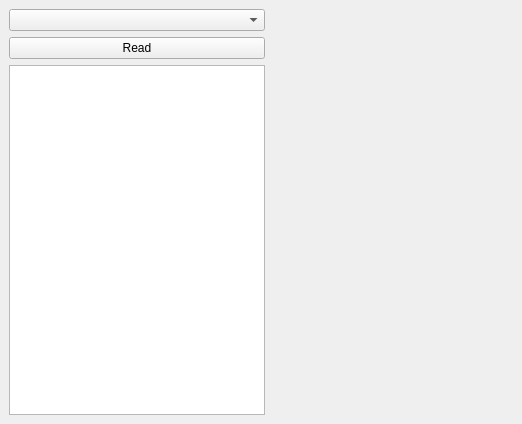
Old version of the form layout/layout.ui in the repository ABI-EIT/EIT_Data_Acquisition.
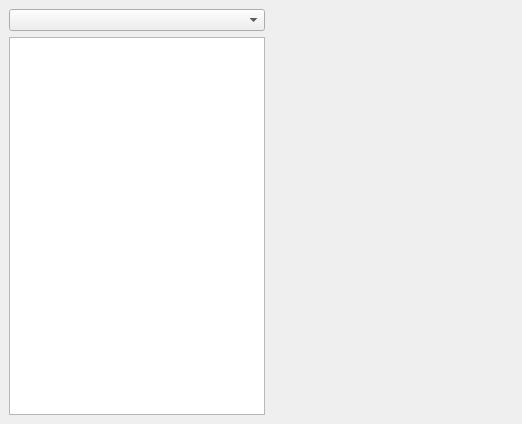
New version of the form.

What changed in the file:
```diff
--- a/layout/layout.ui
+++ b/layout/layout.ui
@@ -45,13 +45,6 @@
         </property>
        </widget>
       </item>
-      <item>
-       <widget class="QPushButton" name="pushButton">
-        <property name="text">
-         <string>Read</string>
-        </property>
-       </widget>
-      </item>
       <item>
        <widget class="QTextEdit" name="textEdit">
         <property name="readOnly">
```
